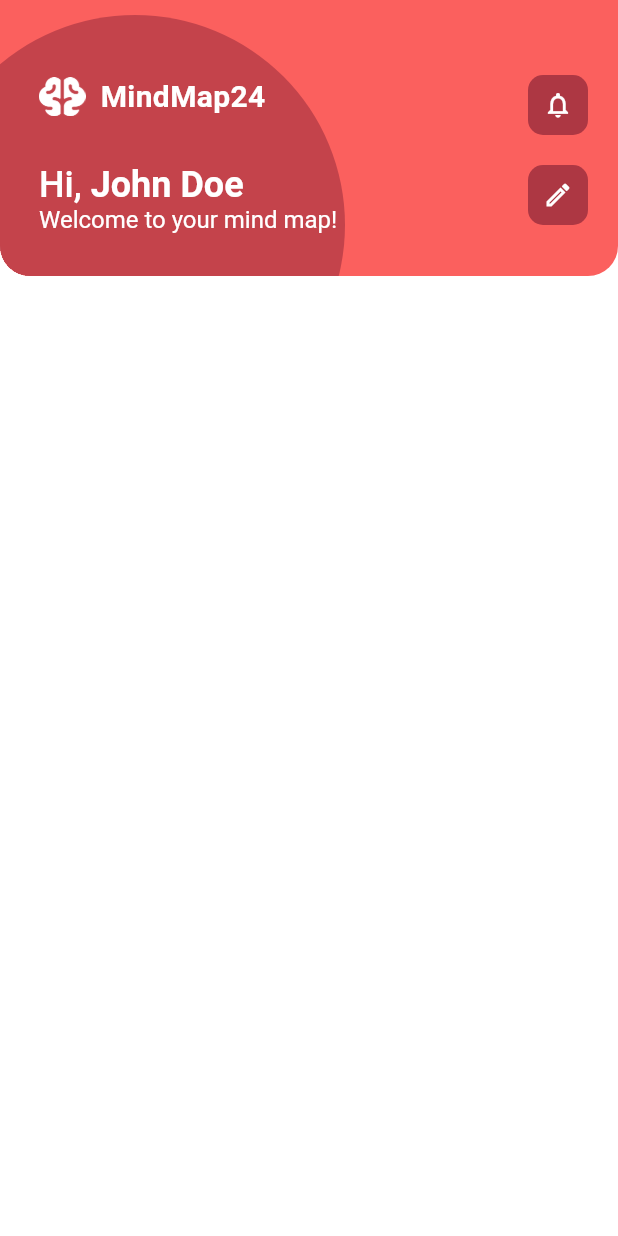
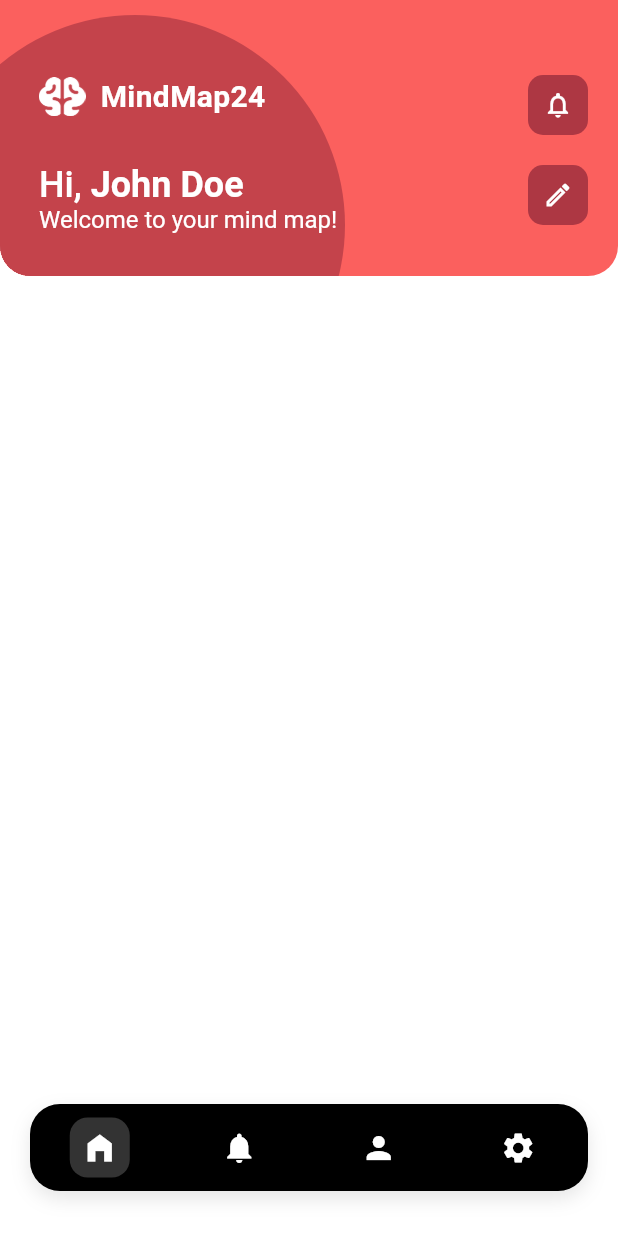
Before and after one commit to leeerrrrmmm/MindMap, a Flutter app: the screen it shows after launch, on a phone screen of 412 x 824 dp. Run offline on Flutter 3.47's test engine with Material 3 defaults, Android fonts, the phone set to English and light mode, and no system bars; our stand-ins replace font_awesome_flutter.

Commit message:
Feat: custom navigation bar widget were added

```diff
--- a/lib/app/app.dart
+++ b/lib/app/app.dart
@@ -1,5 +1,5 @@
 import 'package:flutter/material.dart';
-import 'package:mind_map/features/home/home_screen.dart';
+import 'package:mind_map/features/navigation/navigation.dart';
 import 'package:mind_map/theme/app_theme.dart';
 
 class App extends StatelessWidget {
@@ -9,7 +9,7 @@ class App extends StatelessWidget {
   Widget build(BuildContext context) {
     return MaterialApp(
       debugShowCheckedModeBanner: false,
-      home: const HomeScreen(),
+      home: const Navigation(),
       theme: AppThemeData.light,
     );
   }
--- /dev/null
+++ b/lib/features/navigation/navigation.dart
@@ -0,0 +1,50 @@
+import 'package:flutter/material.dart';
+import 'package:mind_map/features/home/presentation/home_screen.dart';
+import 'package:mind_map/features/navigation/widget/custom_bottom_nav_bar_widget.dart';
+
+class Navigation extends StatefulWidget {
+  const Navigation({super.key});
+
+  @override
+  State<Navigation> createState() => _NavigationState();
+}
+
+class _NavigationState extends State<Navigation> {
+  int _currentIndex = 0;
+
+  // Список страниц
+  final List<Widget> _pages = [
+    const HomeScreen(), // Тот самый HomeScreen с TopWidget
+    const Scaffold(body: Center(child: Text('Notifications'))),
+    const Scaffold(body: Center(child: Text('Profile'))),
+    const Scaffold(body: Center(child: Text('Settings'))),
+  ];
+
+  @override
+  Widget build(BuildContext context) {
+    return Scaffold(
+      // Используем Stack, чтобы навигация была ПОВЕРХ контента
+      body: Stack(
+        children: [
+          // 1. Контент страницы
+          IndexedStack(index: _currentIndex, children: _pages),
+
+          // 2. Наша кастомная панель навигации
+          Positioned(
+            bottom: 30,
+            left: 0,
+            right: 0,
+            child: CustomBottomNavBar(
+              currentIndex: _currentIndex,
+              onTap: (index) {
+                setState(() {
+                  _currentIndex = index;
+                });
+              },
+            ),
+          ),
+        ],
+      ),
+    );
+  }
+}
--- /dev/null
+++ b/lib/features/navigation/widget/custom_bottom_nav_bar_widget.dart
@@ -0,0 +1,79 @@
+import 'package:flutter/material.dart';
+
+class CustomBottomNavBar extends StatelessWidget {
+  final int currentIndex;
+  final ValueChanged<int> onTap; // Колбэк для передачи индекса наверх
+
+  const CustomBottomNavBar({
+    super.key,
+    required this.currentIndex,
+    required this.onTap,
+  });
+
+  // Список иконок (должен совпадать по количеству с _pages в MainScreen)
+  final List<IconData> icons = const [
+    Icons.home_filled,
+    Icons.notifications,
+    Icons.person,
+    Icons.settings,
+  ];
+
+  @override
+  Widget build(BuildContext context) {
+    return Container(
+      margin: const EdgeInsets.symmetric(horizontal: 20),
+      height: 58,
+      decoration: BoxDecoration(
+        color: Theme.of(context).colorScheme.secondary,
+        borderRadius: BorderRadius.circular(20),
+        boxShadow: [
+          BoxShadow(
+            color: Colors.black.withValues(alpha: 0.1),
+            blurRadius: 10,
+            offset: const Offset(0, 5),
+          ),
+        ],
+      ),
+      child: Row(
+        mainAxisAlignment: MainAxisAlignment.spaceAround,
+        children: List.generate(icons.length, (index) {
+          return _NavItem(
+            icon: icons[index],
+            isActive: currentIndex == index,
+            onTap: () => onTap(index),
+          );
+        }),
+      ),
+    );
+  }
+}
+
+class _NavItem extends StatelessWidget {
+  final IconData icon;
+  final VoidCallback onTap;
+  final bool isActive;
+
+  const _NavItem({
+    required this.icon,
+    required this.onTap,
+    this.isActive = false,
+  });
+
+  @override
+  Widget build(BuildContext context) {
+    return GestureDetector(
+      onTap: onTap,
+      child: AnimatedContainer(
+        duration: const Duration(milliseconds: 200),
+        padding: const EdgeInsets.all(8),
+        decoration: BoxDecoration(
+          color: isActive
+              ? Colors.white.withValues(alpha: 0.2)
+              : Colors.transparent,
+          borderRadius: BorderRadius.circular(12),
+        ),
+        child: Icon(icon, color: Colors.white),
+      ),
+    );
+  }
+}
--- a/lib/features/onboarding/onboarding_screen.dart
+++ b/lib/features/onboarding/presentation/onboarding_screen.dart
@@ -7,7 +7,7 @@ import 'package:mind_map/features/onboarding/widgets/goals_example_widget.dart';
 import 'package:mind_map/features/onboarding/widgets/main_info_widget.dart';
 import 'package:mind_map/features/onboarding/widgets/painter/curved_painter_widget.dart';
 import 'package:mind_map/features/onboarding/widgets/top_info_bar_widget.dart';
-import 'package:mind_map/features/sign_in/sign_in_screen.dart';
+import 'package:mind_map/features/sign_in/presentation/sign_in_screen.dart';
 import 'package:mind_map/features/splash/widgets/shadow_widget.dart';
 
 class OnboardingScreen extends StatefulWidget {
--- a/lib/features/sign_in/sign_in_screen.dart
+++ b/lib/features/sign_in/presentation/sign_in_screen.dart
@@ -4,8 +4,8 @@ import 'package:font_awesome_flutter/font_awesome_flutter.dart';
 import 'package:mind_map/components/login_with_another_way_widget.dart';
 import 'package:mind_map/components/sign_btn_widget.dart';
 import 'package:mind_map/components/text_field_widget.dart';
-import 'package:mind_map/features/forgot_password/forgot_password_screen.dart';
-import 'package:mind_map/features/sign_up/sign_up_screen.dart';
+import 'package:mind_map/features/forgot_password/presentation/forgot_password_screen.dart';
+import 'package:mind_map/features/sign_up/presentation/sign_up_screen.dart';
 
 class SignInScreen extends StatefulWidget {
   const SignInScreen({super.key});
--- a/lib/features/sign_up/sign_up_screen.dart
+++ b/lib/features/sign_up/presentation/sign_up_screen.dart
@@ -4,7 +4,7 @@ import 'package:font_awesome_flutter/font_awesome_flutter.dart';
 import 'package:mind_map/components/login_with_another_way_widget.dart';
 import 'package:mind_map/components/sign_btn_widget.dart';
 import 'package:mind_map/components/text_field_widget.dart';
-import 'package:mind_map/features/sign_in/sign_in_screen.dart';
+import 'package:mind_map/features/sign_in/presentation/sign_in_screen.dart';
 
 class SignUpScreen extends StatefulWidget {
   const SignUpScreen({super.key});
--- a/lib/features/splash/splash_screen.dart
+++ b/lib/features/splash/presentation/splash_screen.dart
@@ -1,5 +1,5 @@
 import 'package:flutter/material.dart';
-import 'package:mind_map/features/onboarding/onboarding_screen.dart';
+import 'package:mind_map/features/onboarding/presentation/onboarding_screen.dart';
 import 'package:mind_map/features/splash/widgets/shadow_widget.dart';
 
 class SplashScreen extends StatefulWidget {
```
Also changed, not shown: lib/features/forgot_password/presentation/forgot_password_screen.dart (renamed from lib/features/forgot_password/forgot_password_screen.dart), lib/features/home/presentation/home_screen.dart (renamed from lib/features/home/home_screen.dart).
